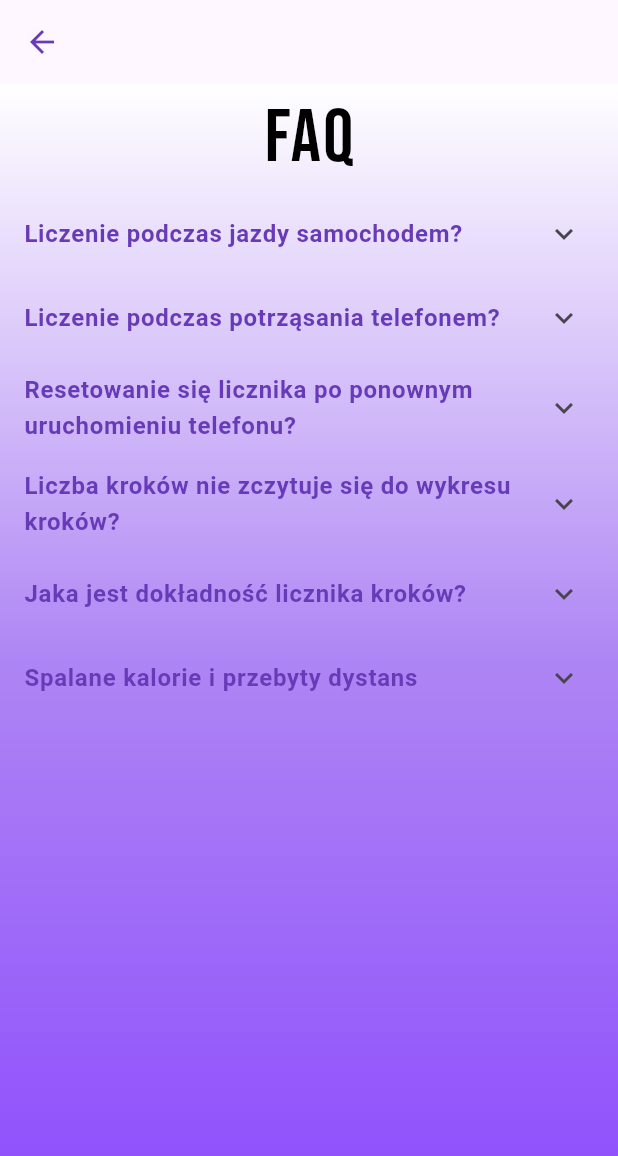
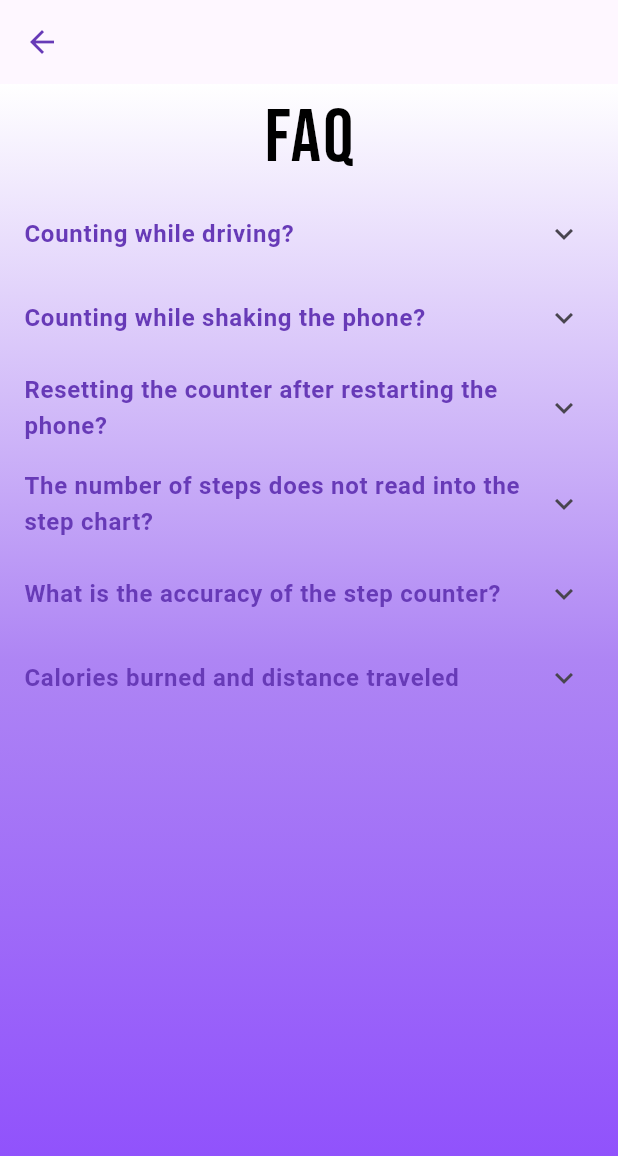
Before and after one commit to jakubzawada/this_is_your_training, a Flutter app: the screen it shows once a user with an empty profile is signed in, item 3 of the bottom bar chosen, after a tap on the "help outline" icon, on a phone screen of 412 x 824 dp. Shown: the top 1156 px of the screen. Run offline on Flutter 3.47's test engine with Material 3 defaults, Android fonts, the phone set to English and light mode, and no system bars; our stand-ins replace bloc, cloud_firestore, curved_navigation_bar, firebase_auth, firebase_core, firebase_storage and 13 more; missing offline and left inert: flutter_facebook_auth, flutter_icon_shadow; accounts and stored records are empty; statements that could not run were skipped.

Commit message:
Language change StepFaqPage

```diff
--- a/lib/app/features/home/views/cubit/step_counter_cubit.dart
+++ b/lib/app/features/home/views/cubit/step_counter_cubit.dart
@@ -1,6 +1,7 @@
 import 'package:bloc/bloc.dart';
 import 'package:pedometer/pedometer.dart';
 import 'package:shared_preferences/shared_preferences.dart';
+import 'package:this_is_your_training/app/core/enums.dart';
 import 'package:this_is_your_training/repositories/step_repository.dart';
 import 'package:freezed_annotation/freezed_annotation.dart';
 
@@ -20,37 +21,9 @@ class StepCounterCubit extends Cubit<StepCounterState> {
     initPrefs();
     loadGoalSteps();
     initPedometer();
-    resetStepsIfNewDay();
   }
 
   final StepRepository stepRepository;
-
-  Future<void> resetStepsIfNewDay() async {
-    try {
-      SharedPreferences prefs = await SharedPreferences.getInstance();
-      DateTime lastResetTime = DateTime.fromMillisecondsSinceEpoch(
-          prefs.getInt('lastResetTime') ?? 0);
-
-      DateTime startOfToday = DateTime.now();
-      DateTime startOfLastResetDay =
-          DateTime(lastResetTime.year, lastResetTime.month, lastResetTime.day);
-      if (startOfToday.difference(startOfLastResetDay).inDays > 0) {
-        resetSteps = currentSteps;
-        prefs.setInt('resetSteps', resetSteps);
-        prefs.setInt('lastResetTime', startOfToday.millisecondsSinceEpoch);
-      }
-    } catch (error) {
-      emit(state.copyWith(
-        errorMessage: error.toString(),
-      ));
-    }
-  }
-
-  bool isSameDay(DateTime date1, DateTime date2) {
-    return date1.year == date2.year &&
-        date1.month == date2.month &&
-        date1.day == date2.day;
-  }
 
   Future<void> togglePedometer() async {
     try {
--- a/lib/app/features/home/views/cubit/step_counter_state.dart
+++ b/lib/app/features/home/views/cubit/step_counter_state.dart
@@ -10,5 +10,6 @@ class StepCounterState with _$StepCounterState {
     @Default(6000) int goalSteps,
     @Default(true) bool isPedometerActive,
     @Default('') String errorMessage,
+    @Default(Status.loading) Status status,
   }) = _StepCounterState;
 }
--- a/lib/app/features/home/views/step counter views/step_faq_page.dart
+++ b/lib/app/features/home/views/step counter views/step_faq_page.dart
@@ -37,40 +37,40 @@ class StepFaqPage extends StatelessWidget {
               ),
             ),
             const FaqTile(
-              question: 'Liczenie podczas jazdy samochodem?',
+              question: 'Counting while driving?',
               answer:
-                  'Niekiedy podczas jazdy samochodem lub innym środkiem transportu system może zczytywać kroki, z powodu ograniczeń systemowych.\n\n'
-                  'Zalecamy podczas jazdy środkami transportu użycie przycisku PAUZY, aby wstrzymać licznik kroków.',
+                  'Sometimes while driving a car or other means of transportation, the system may read steps, due to system limitations.\n\n'
+                  'We recommend that you use the PAUSE button to pause the step counter while riding on means of transportation.',
             ),
             const FaqTile(
-              question: 'Liczenie podczas potrząsania telefonem?',
+              question: 'Counting while shaking the phone?',
               answer:
-                  'Naliczanie kroków podczas potrząsanie telefonem jest spowodowane działaniem wbudowanego czujnika ruchu w telefonie. ',
+                  'Counting steps while shaking the phone is caused by the phones built-in motion sensor. ',
+            ),
+            const FaqTile(
+              question: 'Resetting the counter after restarting the phone?',
+              answer: 'Step counter uses built-in sensors.\n\n'
+                  'Data is stored temporarily in the devices memory, so when the phone is restarted, this data is cleared, resetting the step counter. \n\n'
+                  'We are constantly working to resolve this issue. We apologize for any related inconvenience',
             ),
             const FaqTile(
               question:
-                  'Resetowanie się licznika po ponownym uruchomieniu telefonu?',
-              answer: 'Licznik kroków korzysta z wbudowanych sensorów.\n\n'
-                  'Dane są przechowywywane tymczasowo w pamięci urządzenia, więc gdy następuje ponowne uruchomienie telefonu, te dane zostają wyczyszczone, co powoduje zresetowanie licznika kroków. \n\n'
-                  'Cały czas pracujemy nasd rozwiązaniem tego problemu. Przepraszamy za wszelkie związane z tym niedogodności',
+                  'The number of steps does not read into the step chart?',
+              answer:
+                  'Data on steps, are read into the database when using the application. \n\n'
+                  'In order for the data to read correctly into the step chart, we recommend firing up the application. \n\n'
+                  'We are constantly working to resolve this issue. We apologize for any related inconvenience',
             ),
             const FaqTile(
-              question: 'Liczba kroków nie zczytuje się do wykresu kroków?',
+              question: 'What is the accuracy of the step counter?',
               answer:
-                  'Dane na temat kroków, są zczytywane do bazy danych podczas korzystania z aplikacji. \n\n'
-                  'Aby dane zczytały się prawidło do wykresu kroków zalecamy odpalenie aplikacji. \n\n'
-                  'Cały czas pracujemy nasd rozwiązaniem tego problemu. Przepraszamy za wszelkie związane z tym niedogodności',
+                  'We use the phones built-in sensor, which uses sensors to track movement and determine the number of steps. ',
             ),
             const FaqTile(
-              question: 'Jaka jest dokładność licznika kroków?',
+              question: 'Calories burned and distance traveled',
               answer:
-                  'Używamy wbudowanego czujnika w telefonie, który za pomocą sensorów śledzi ruch i określa liczbę kroków. ',
-            ),
-            const FaqTile(
-              question: 'Spalane kalorie i przebyty dystans',
-              answer:
-                  'Aktualnie obliczamy spalane kalorie i przebyty dystans uśredniając dane dla przeciętnej osoby. \n\n'
-                  'Stale pracujemy nad tym, aby dodać obliczanie spalanych kalorii i przebytego dystansu na podstawie, ustawienia wagi oraz wzrostu ',
+                  'We currently calculate calories burned and distance traveled by averaging the data for an average person. \n\n'
+                  'We are constantly working to add calculation of calories burned and distance traveled based on, weight setting and height',
             ),
           ],
         ),
```
Also changed, not shown: lib/app/cubit/root_cubit.freezed.dart, lib/app/features/home/views/cubit/forum_cubit.freezed.dart, lib/app/features/home/views/cubit/my_account_cubit.freezed.dart, lib/app/features/home/views/cubit/post_cubit.freezed.dart, lib/app/features/home/views/cubit/step_counter_cubit.freezed.dart, lib/app/features/home/views/training days/add exercises/cubit/friday_exercise_cubit.freezed.dart, lib/app/features/home/views/training days/add exercises/cubit/monday_exercise_cubit.freezed.dart, lib/app/features/home/views/training days/add exercises/cubit/saturday_exercise_cubit.freezed.dart, lib/app/features/home/views/training days/add exercises/cubit/sunday_exercise_cubit.freezed.dart, lib/app/features/home/views/training days/add exercises/cubit/thursday_exercise_cubit.freezed.dart, lib/app/features/home/views/training days/add exercises/cubit/tuesday_exercise_cubit.freezed.dart, lib/app/features/home/views/training days/add exercises/cubit/wednesday_exercise_cubit.freezed.dart, lib/app/features/home/views/training days/cubit/friday_cubit.freezed.dart, lib/app/features/home/views/training days/cubit/monday_cubit.freezed.dart, 10 more files, 3 other files.
